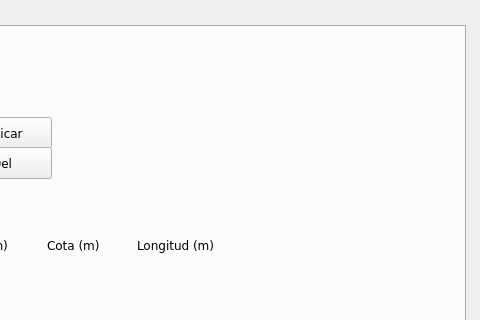
Before: the Qt Designer form ui_files/herramienta_trapecios_v12.ui in Sady-Guzman/herramienta_practica, drawn with Qt 5; both pictures show x 645 to 1125 and y 0 to 320 of the 1125 by 680 pixel window.
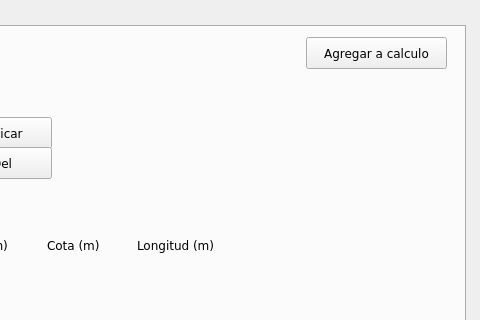
After: the same form once the commit is applied. The open tabs and pages were chosen to show the change.

Diff of the .ui file:
```diff
--- a/ui_files/herramienta_trapecios_v12.ui
+++ b/ui_files/herramienta_trapecios_v12.ui
@@ -1207,6 +1207,19 @@
       <enum>Qt::Orientation::Horizontal</enum>
      </property>
     </widget>
+    <widget class="QPushButton" name="tab3_btn_calcular">
+     <property name="geometry">
+      <rect>
+       <x>939</x>
+       <y>10</y>
+       <width>141</width>
+       <height>32</height>
+      </rect>
+     </property>
+     <property name="text">
+      <string>Agregar a calculo</string>
+     </property>
+    </widget>
    </widget>
    <widget class="QWidget" name="tab_4">
     <attribute name="title">
```
Left out of the diff: 4 changed lines with no effect on the pictures.
